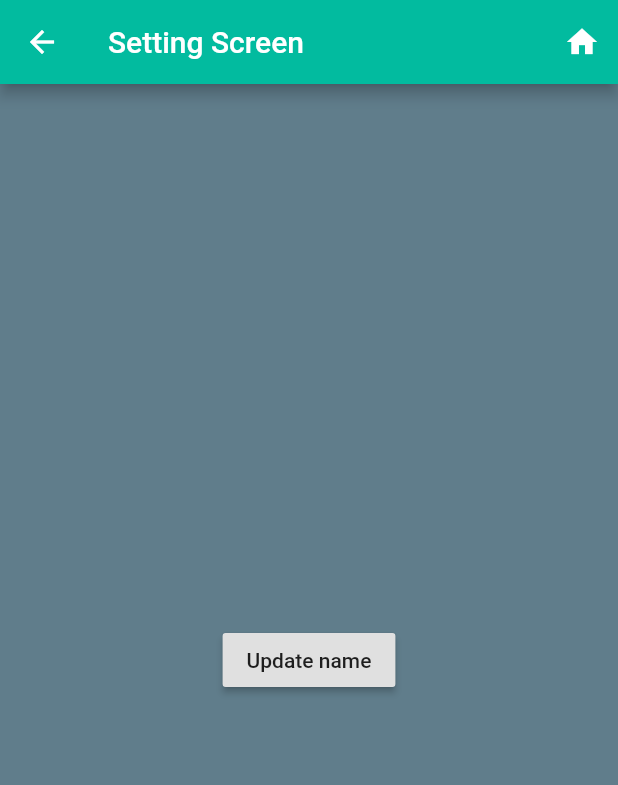
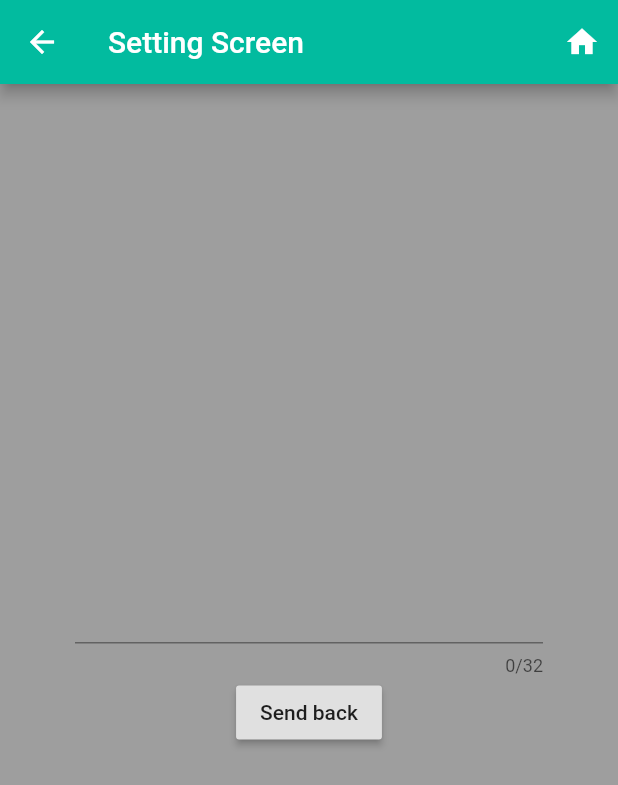
Before and after one commit to DeveloperLibs/flutter_route_navigation, a Flutter app: the SettingScreen screen opened by its route, on a phone screen of 412 x 824 dp. Shown: the top 785 px of the screen. Run offline on Flutter 3.47's test engine with Material 2 defaults, Android fonts, the phone set to English and light mode, and no system bars.

Commit message:
Exchange data between screen.

```diff
--- a/lib/dashboard.dart
+++ b/lib/dashboard.dart
@@ -17,15 +17,12 @@ class DashboardScreen extends StatelessWidget {
           new IconButton(
             icon: new Icon(Icons.account_box,color: Colors.white,),
             onPressed: () {
-
               String userName = "Developer";
               Navigator.push(
                   context,
                   new MaterialPageRoute(
                       builder: (BuildContext context) =>
                       new ProfilesScreen(userName)));
-
-
             },
           )
         ],
--- a/lib/profilescreen.dart
+++ b/lib/profilescreen.dart
@@ -51,6 +51,9 @@ class _FormState extends State<ProfilesScreen> {
               result.then((result) {
                 setState(() {
                   userName = result as String;
+                  if(userName==null||userName.isEmpty){
+                    userName="developer";
+                  }
                 });
               });
 
--- a/lib/settingscreen.dart
+++ b/lib/settingscreen.dart
@@ -1,10 +1,12 @@
 import 'package:flutter/material.dart';
 
 class SettingScreen extends StatelessWidget {
+  TextEditingController _nameFieldController = new TextEditingController();
+
   @override
   Widget build(BuildContext context) {
     return new Scaffold(
-      backgroundColor: Colors.blueGrey,
+      backgroundColor: Colors.grey,
       appBar: new AppBar(
         leading: new IconButton(
           icon: new Icon(
@@ -38,11 +40,18 @@ class SettingScreen extends StatelessWidget {
           mainAxisSize: MainAxisSize.min,
           crossAxisAlignment: CrossAxisAlignment.center,
           children: <Widget>[
+            new Padding(
+              padding: EdgeInsets.only(left: 50.0, right: 50.0),
+              child: new TextFormField(
+                maxLength: 32,
+                controller: _nameFieldController,
+              ),
+            ),
             new RaisedButton(
               onPressed: () async {
-                Navigator.pop(context, "Developer Libs");
+                Navigator.pop(context, _nameFieldController.text);
               },
-              child: new Text("Update name"),
+              child: new Text("Send back"),
             )
           ],
         ),
```
